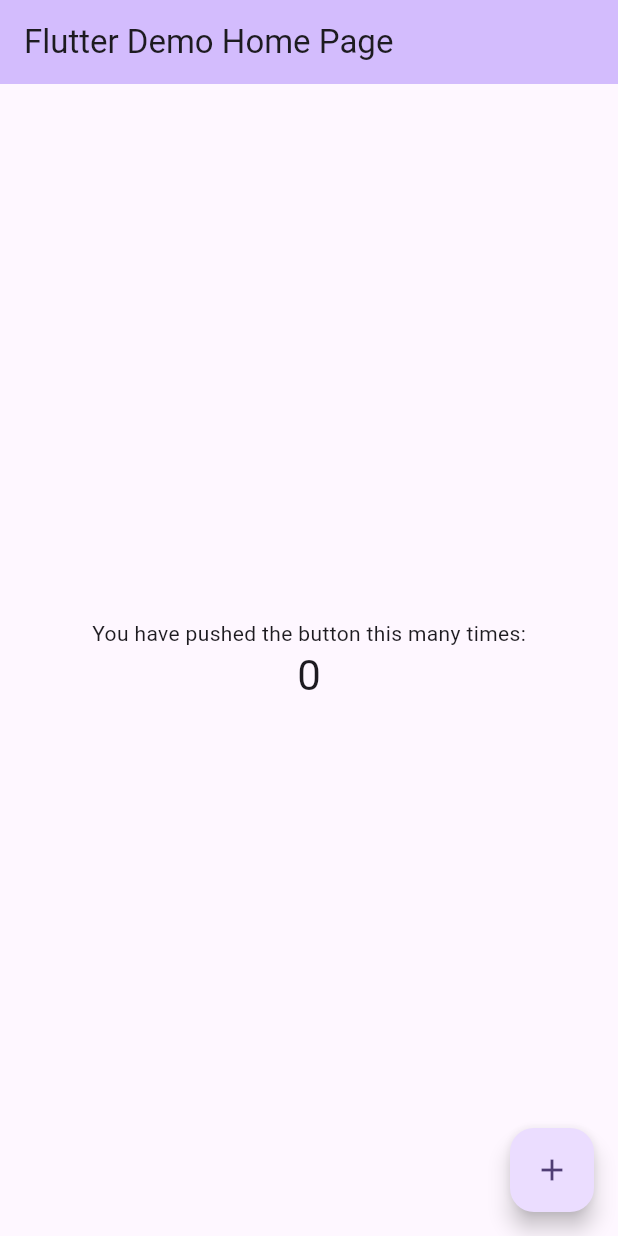
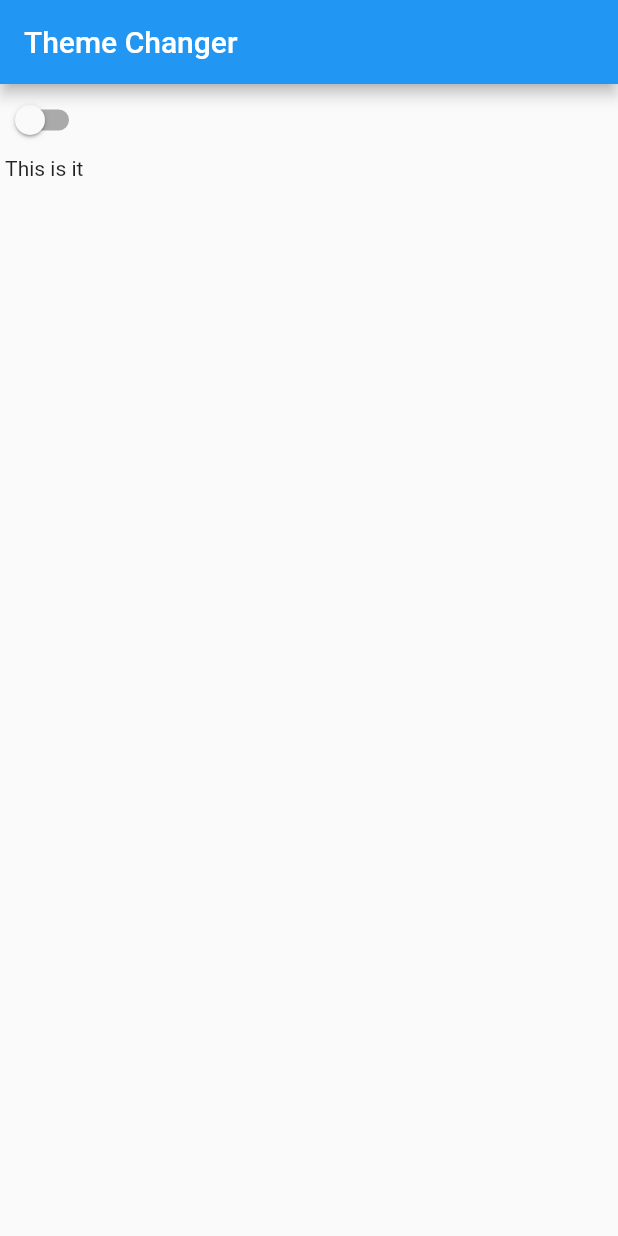
Before and after one commit to null-saurabh/ITR_App, a Flutter app: the screen it shows after launch, on a phone screen of 412 x 824 dp. Run offline on Flutter 3.47's test engine with Material 2 defaults, Android fonts, the light colour scheme and no system bars.

Commit message:
addedThemeChanger

```diff
--- a/lib/main.dart
+++ b/lib/main.dart
@@ -1,125 +1,29 @@
 import 'package:flutter/material.dart';
+import 'package:itr_app/model/theme_data.dart';
+import 'package:itr_app/view/screen/homepage.dart';
+import 'package:itr_app/view_model/provider/theme_changer_provider.dart';
+import 'package:provider/provider.dart';
 
 void main() {
-  runApp(const MyApp());
+  runApp(
+      MultiProvider(
+          providers:[
+            ChangeNotifierProvider(create: (_) => ThemeChanger())
+          ],
+          child: MyApp()));
 }
 
 class MyApp extends StatelessWidget {
   const MyApp({super.key});
 
-  // This widget is the root of your application.
   @override
   Widget build(BuildContext context) {
+    // final themeNotifier = Provider.of<ThemeChanger>(context);
     return MaterialApp(
-      title: 'Flutter Demo',
-      theme: ThemeData(
-        // This is the theme of your application.
-        //
-        // TRY THIS: Try running your application with "flutter run". You'll see
-        // the application has a blue toolbar. Then, without quitting the app,
-        // try changing the seedColor in the colorScheme below to Colors.green
-        // and then invoke "hot reload" (save your changes or press the "hot
-        // reload" button in a Flutter-supported IDE, or press "r" if you used
-        // the command line to start the app).
-        //
-        // Notice that the counter didn't reset back to zero; the application
-        // state is not lost during the reload. To reset the state, use hot
-        // restart instead.
-        //
-        // This works for code too, not just values: Most code changes can be
-        // tested with just a hot reload.
-        colorScheme: ColorScheme.fromSeed(seedColor: Colors.deepPurple),
-        useMaterial3: true,
-      ),
-      home: const MyHomePage(title: 'Flutter Demo Home Page'),
+      theme: lightTheme,
+      darkTheme: darkTheme,
+      themeMode:Provider.of<ThemeChanger>(context).themeMode,
+      home: const HomePage(),
     );
   }
 }
-
-class MyHomePage extends StatefulWidget {
-  const MyHomePage({super.key, required this.title});
-
-  // This widget is the home page of your application. It is stateful, meaning
-  // that it has a State object (defined below) that contains fields that affect
-  // how it looks.
-
-  // This class is the configuration for the state. It holds the values (in this
-  // case the title) provided by the parent (in this case the App widget) and
-  // used by the build method of the State. Fields in a Widget subclass are
-  // always marked "final".
-
-  final String title;
-
-  @override
-  State<MyHomePage> createState() => _MyHomePageState();
-}
-
-class _MyHomePageState extends State<MyHomePage> {
-  int _counter = 0;
-
-  void _incrementCounter() {
-    setState(() {
-      // This call to setState tells the Flutter framework that something has
-      // changed in this State, which causes it to rerun the build method below
-      // so that the display can reflect the updated values. If we changed
-      // _counter without calling setState(), then the build method would not be
-      // called again, and so nothing would appear to happen.
-      _counter++;
-    });
-  }
-
-  @override
-  Widget build(BuildContext context) {
-    // This method is rerun every time setState is called, for instance as done
-    // by the _incrementCounter method above.
-    //
-    // The Flutter framework has been optimized to make rerunning build methods
-    // fast, so that you can just rebuild anything that needs updating rather
-    // than having to individually change instances of widgets.
-    return Scaffold(
-      appBar: AppBar(
-        // TRY THIS: Try changing the color here to a specific color (to
-        // Colors.amber, perhaps?) and trigger a hot reload to see the AppBar
-        // change color while the other colors stay the same.
-        backgroundColor: Theme.of(context).colorScheme.inversePrimary,
-        // Here we take the value from the MyHomePage object that was created by
-        // the App.build method, and use it to set our appbar title.
-        title: Text(widget.title),
-      ),
-      body: Center(
-        // Center is a layout widget. It takes a single child and positions it
-        // in the middle of the parent.
-        child: Column(
-          // Column is also a layout widget. It takes a list of children and
-          // arranges them vertically. By default, it sizes itself to fit its
-          // children horizontally, and tries to be as tall as its parent.
-          //
-          // Column has various properties to control how it sizes itself and
-          // how it positions its children. Here we use mainAxisAlignment to
-          // center the children vertically; the main axis here is the vertical
-          // axis because Columns are vertical (the cross axis would be
-          // horizontal).
-          //
-          // TRY THIS: Invoke "debug painting" (choose the "Toggle Debug Paint"
-          // action in the IDE, or press "p" in the console), to see the
-          // wireframe for each widget.
-          mainAxisAlignment: MainAxisAlignment.center,
-          children: <Widget>[
-            const Text(
-              'You have pushed the button this many times:',
-            ),
-            Text(
-              '$_counter',
-              style: Theme.of(context).textTheme.headlineMedium,
-            ),
-          ],
-        ),
-      ),
-      floatingActionButton: FloatingActionButton(
-        onPressed: _incrementCounter,
-        tooltip: 'Increment',
-        child: const Icon(Icons.add),
-      ), // This trailing comma makes auto-formatting nicer for build methods.
-    );
-  }
-}
--- /dev/null
+++ b/lib/model/theme_data.dart
@@ -0,0 +1,10 @@
+import 'package:flutter/material.dart';
+
+ThemeData lightTheme = ThemeData(
+  brightness: Brightness.light
+);
+
+
+ThemeData darkTheme = ThemeData(
+  brightness: Brightness.dark
+);
--- /dev/null
+++ b/lib/view/screen/homepage.dart
@@ -0,0 +1,31 @@
+import 'package:flutter/material.dart';
+import 'package:itr_app/view_model/provider/theme_changer_provider.dart';
+import 'package:provider/provider.dart';
+
+class HomePage extends StatefulWidget {
+  const HomePage({super.key});
+
+  @override
+  State<HomePage> createState() => _HomePageState();
+}
+
+class _HomePageState extends State<HomePage> {
+  @override
+  Widget build(BuildContext context) {
+    return Scaffold(
+      appBar: AppBar(
+        title: Text("Theme Changer")
+      ),
+      body: Column(
+        children: [
+          Consumer<ThemeChanger>(
+              builder: (context, theme,_) {
+                return Switch(value: theme.themeMode == ThemeMode.dark,onChanged: (newValue){theme.setTheme(newValue);},);
+              }),
+          Text("This is it"),
+
+        ],
+      ),
+    );
+  }
+}
--- /dev/null
+++ b/lib/view_model/provider/theme_changer_provider.dart
@@ -0,0 +1,12 @@
+
+import 'package:flutter/material.dart';
+
+class ThemeChanger with ChangeNotifier{
+  ThemeMode _themeMode = ThemeMode.light;
+  ThemeMode get themeMode => _themeMode;
+
+  void setTheme(bool isDark){
+    _themeMode = isDark? ThemeMode.dark:ThemeMode.light;
+    notifyListeners();
+  }
+}
--- a/pubspec.yaml
+++ b/pubspec.yaml
@@ -35,6 +35,7 @@ dependencies:
   # The following adds the Cupertino Icons font to your application.
   # Use with the CupertinoIcons class for iOS style icons.
   cupertino_icons: ^1.0.2
+  provider: ^6.0.5
 
 dev_dependencies:
   flutter_test:
```
Also changed, not shown: pubspec.lock.
